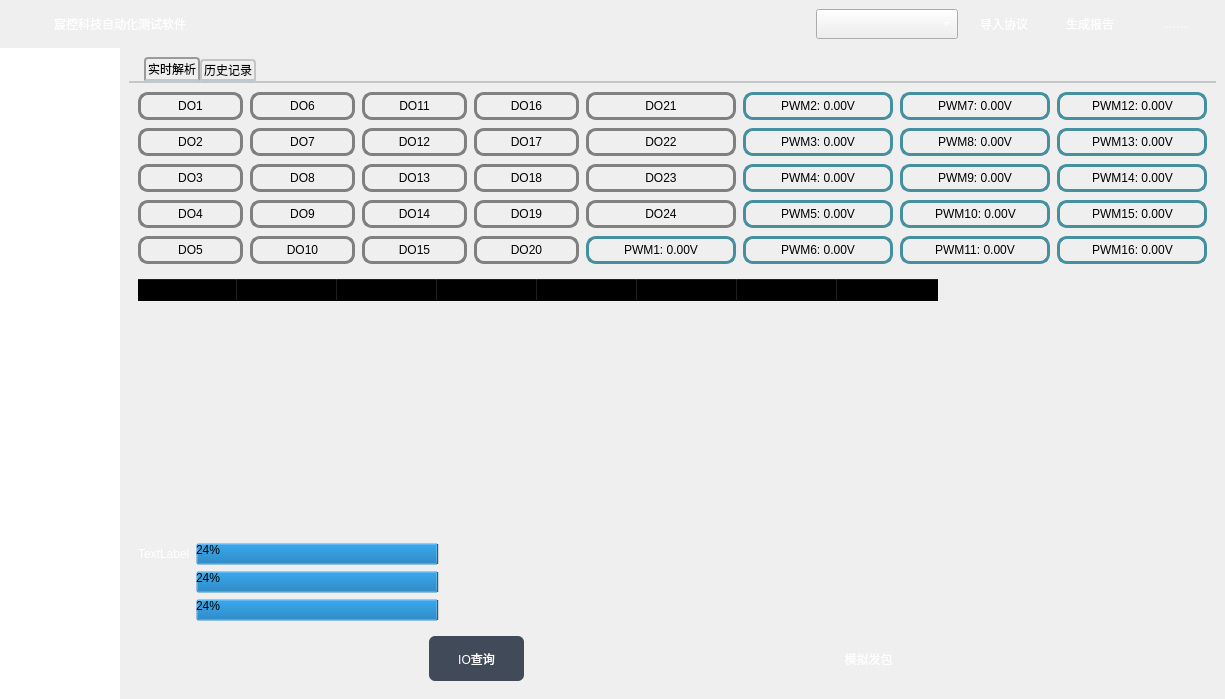
Above: KCTS/KCTS Project/UI/main_window_ui.ui from learniuH/work before the change. Below: the same form after it.
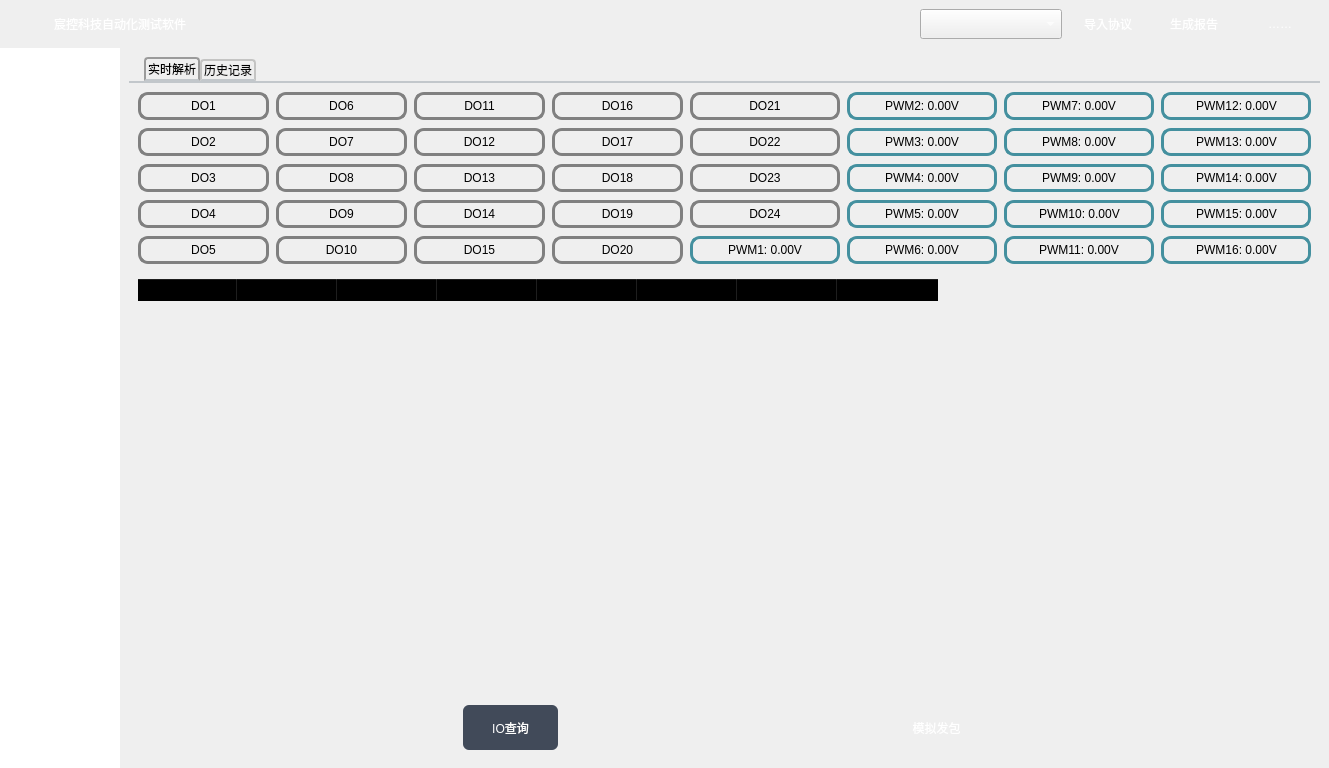
That is the form after the change. The open tabs and pages were chosen to show the change.

Diff of the .ui file:
```diff
--- a/KCTS/KCTS Project/UI/main_window_ui.ui
+++ b/KCTS/KCTS Project/UI/main_window_ui.ui
@@ -6,8 +6,8 @@
    <rect>
     <x>0</x>
     <y>0</y>
-    <width>1225</width>
-    <height>699</height>
+    <width>1329</width>
+    <height>768</height>
    </rect>
   </property>
   <property name="windowTitle">
@@ -346,6 +346,9 @@
            <height>0</height>
           </size>
          </property>
+         <property name="layoutDirection">
+          <enum>Qt::LeftToRight</enum>
+         </property>
          <property name="styleSheet">
           <string notr="true">QListWidget {
 	background: qlineargradient(
@@ -380,6 +383,9 @@
          <property name="frameShape">
           <enum>QFrame::NoFrame</enum>
          </property>
+         <property name="frameShadow">
+          <enum>QFrame::Sunken</enum>
+         </property>
          <property name="verticalScrollBarPolicy">
           <enum>Qt::ScrollBarAlwaysOff</enum>
          </property>
@@ -3039,41 +3045,7 @@
                     </widget>
                    </item>
                    <item>
-                    <layout class="QGridLayout" name="gridLayout_4">
-                     <item row="0" column="0">
-                      <widget class="QLabel" name="label">
-                       <property name="styleSheet">
-                        <string notr="true">QLabel {
-	color: white;
-}</string>
-                       </property>
-                       <property name="text">
-                        <string>TextLabel</string>
-                       </property>
-                      </widget>
-                     </item>
-                     <item row="1" column="1">
-                      <widget class="QProgressBar" name="progressBar_2">
-                       <property name="value">
-                        <number>24</number>
-                       </property>
-                      </widget>
-                     </item>
-                     <item row="2" column="1">
-                      <widget class="QProgressBar" name="progressBar_3">
-                       <property name="value">
-                        <number>24</number>
-                       </property>
-                      </widget>
-                     </item>
-                     <item row="0" column="1">
-                      <widget class="QProgressBar" name="progressBar">
-                       <property name="value">
-                        <number>24</number>
-                       </property>
-                      </widget>
-                     </item>
-                    </layout>
+                    <layout class="QGridLayout" name="analog_gridlayout"/>
                    </item>
                   </layout>
                  </widget>
```
Left out of the diff: 2 changed lines with no effect on the pictures.
